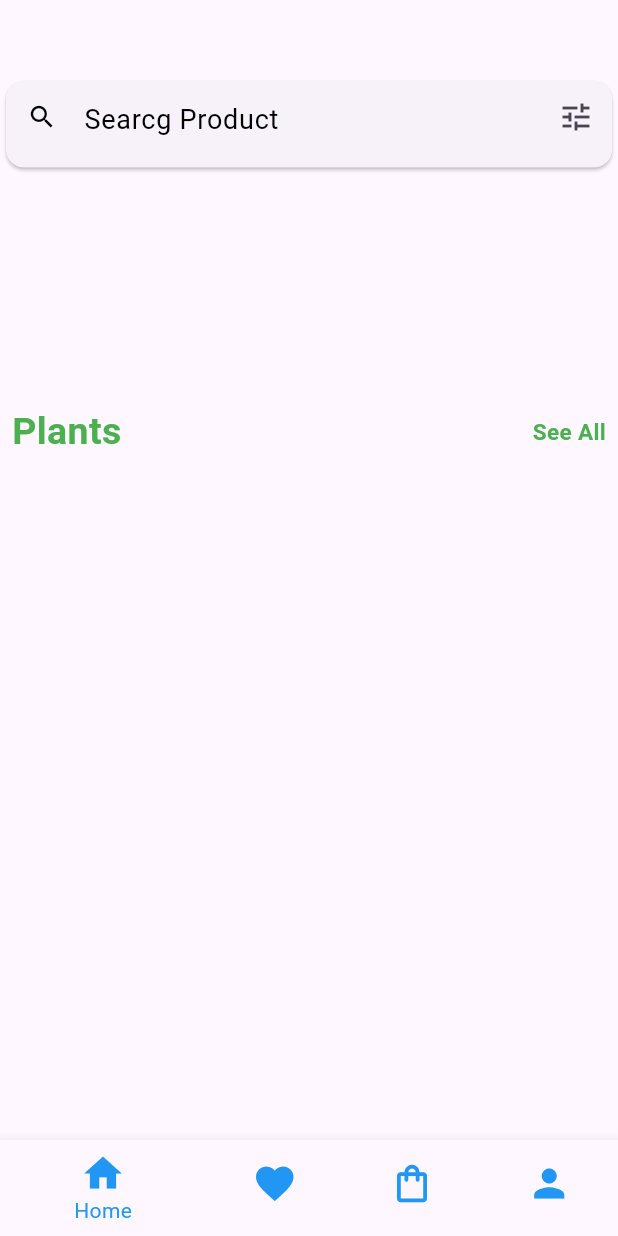
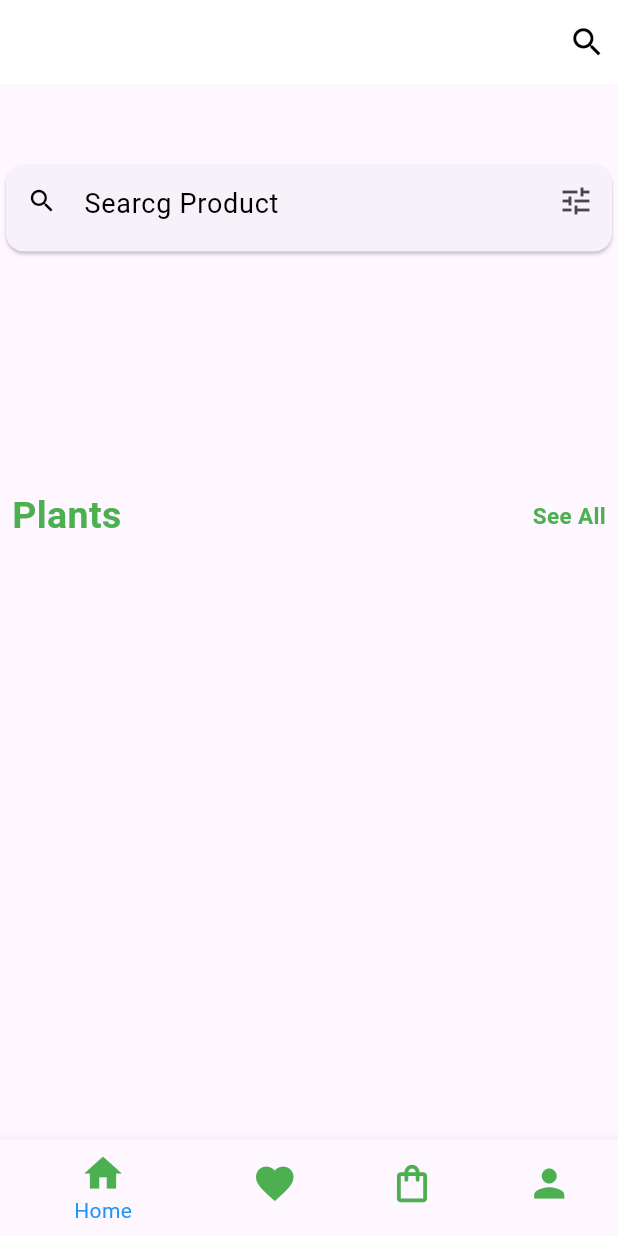
Before and after one commit to vkochiyaniya/flutter-project, a Flutter app: the screen it shows once a user with an empty profile is signed in, on a phone screen of 412 x 824 dp. Run offline on Flutter 3.47's test engine with Material 3 defaults, Android fonts, the light colour scheme and no system bars; our stand-ins replace cloud_firestore, firebase_auth, firebase_core, firebase_storage, flutter_riverpod, fpdart; accounts and stored records are empty.

Commit message:
Searching & Query Plants From Firestore

```diff
--- a/lib/pages/home.dart
+++ b/lib/pages/home.dart
@@ -38,7 +38,7 @@ class _HomeState extends State<Home> {
           BottomNavigationBarItem(
             icon: Icon(
               Icons.home,
-              color: Colors.blue,
+              color: Colors.green,
               size: 30,
             ),
             label: 'Home'
@@ -46,7 +46,7 @@ class _HomeState extends State<Home> {
           BottomNavigationBarItem(
             icon: Icon(
               Icons.favorite,
-              color: Colors.blue,
+              color: Colors.green,
               size: 30,
             ),
             label: 'Favourite'
@@ -54,7 +54,7 @@ class _HomeState extends State<Home> {
           BottomNavigationBarItem(
             icon: Icon(
               Icons.shopping_bag_outlined,
-              color: Colors.blue,
+              color: Colors.green,
               size: 30,
             ),
             label: 'Cart'
@@ -62,7 +62,7 @@ class _HomeState extends State<Home> {
           BottomNavigationBarItem(
             icon: Icon(
               Icons.person,
-              color: Colors.blue,
+              color: Colors.green,
               size: 30,
             ),
             label: 'Profile'
--- a/lib/pages/mainpage.dart
+++ b/lib/pages/mainpage.dart
@@ -1,46 +1,82 @@
 import 'package:flutter/material.dart';
+import 'package:flutter_riverpod/flutter_riverpod.dart';
 import 'package:pshopapp/components/homecategorywidget.dart';
 import 'package:pshopapp/components/productwidget.dart';
+import 'package:pshopapp/components/searchdelegate.dart';
 
-class MainPage extends StatelessWidget {
+class MainPage extends ConsumerWidget {
   const MainPage({super.key});
 
   @override
-  Widget build(BuildContext context) {
+  Widget build(BuildContext context, WidgetRef ref) {
     double height = MediaQuery.of(context).size.height;
     return Scaffold(
+        appBar: AppBar(
+          elevation: 0,
+          backgroundColor: Colors.white,
+          actions: [
+            GestureDetector(
+              onTap: () {
+                showSearch(context: context, delegate: SearchProducts(ref));
+              },
+              child: Padding(
+                padding: const EdgeInsets.all(8.0),
+                child: Icon(
+                  Icons.search,
+                  size: 25,
+                  color: Colors.black,
+                ),
+              ),
+            ),
+          ],
+        ),
         body: SingleChildScrollView(
           child: Column(
             children: [
-            const SizedBox(height: 50,),
+              const SizedBox(
+                height: 50,
+              ),
               Card(
                 elevation: 1,
                 child: SizedBox(
-                height: height*0.070,
+                  height: height * 0.070,
                   child: const TextField(
                     decoration: InputDecoration(
                         border: InputBorder.none,
-                    prefixIcon: Icon(Icons.search, size: 20, color: Colors.black,),
+                        prefixIcon: Icon(
+                          Icons.search,
+                          size: 20,
+                          color: Colors.black,
+                        ),
                         suffixIcon: Icon(Icons.tune),
                         hintText: 'Searcg Product',
                         hintStyle: TextStyle(color: Colors.black, fontSize: 18),
-                    contentPadding: EdgeInsets.only(top: 12)
+                        contentPadding: EdgeInsets.only(top: 12)),
                   ),
                 ),
               ),
+              const SizedBox(
+                height: 16,
               ),
-            const SizedBox(height: 16,),
               const HomeCategoryWidget(),
               Padding(
                 padding: const EdgeInsets.all(8.0),
                 child: const Row(
                   mainAxisAlignment: MainAxisAlignment.spaceBetween,
                   children: [
-                  Text("Plants",
-                  style: TextStyle(color: Colors.green, fontSize: 25, fontWeight: FontWeight.bold),
+                    Text(
+                      "Plants",
+                      style: TextStyle(
+                          color: Colors.green,
+                          fontSize: 25,
+                          fontWeight: FontWeight.bold),
                     ),
-                  Text("See All",
-                  style: TextStyle(color: Colors.green, fontSize: 15, fontWeight: FontWeight.bold),
+                    Text(
+                      "See All",
+                      style: TextStyle(
+                          color: Colors.green,
+                          fontSize: 15,
+                          fontWeight: FontWeight.bold),
                     )
                   ],
                 ),
@@ -51,7 +87,6 @@ class MainPage extends StatelessWidget {
               )
             ],
           ),
-      )
-    );
+        ));
   }
 }
```
Also changed, not shown: lib/components/searchdelegate.dart (added, +219 -0 lines), lib/controllers/productcontroller.dart (+9 -0 lines), lib/services/productservice.dart (+15 -0 lines). Lines whose indentation alone changed are shown as unchanged.
